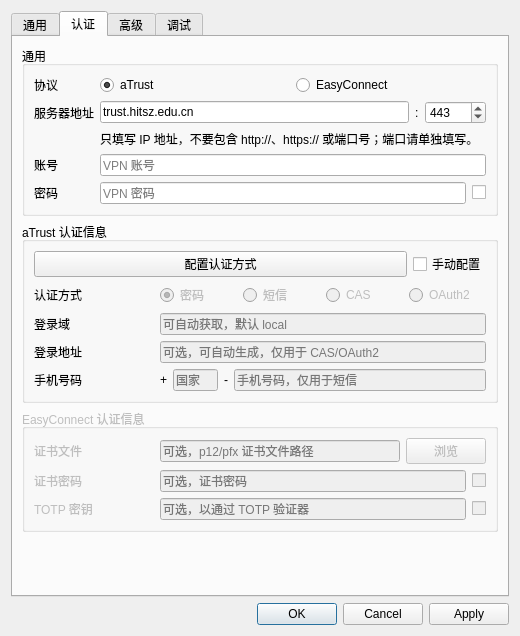
Before: the Qt Designer form presentation/dialogs/settingwindow/settingwindow.ui in ffxgamer/EZ4Connect-pro, drawn with Qt 5.
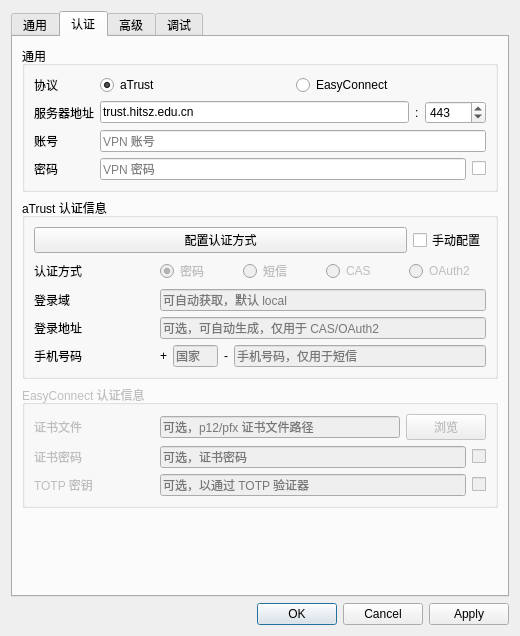
After: the same form once the commit is applied. The open tabs and pages were chosen to show the change.

The edit to the form file:
```diff
--- a/presentation/dialogs/settingwindow/settingwindow.ui
+++ b/presentation/dialogs/settingwindow/settingwindow.ui
@@ -281,15 +281,8 @@
             <property name="text">
              <string>trust.hitsz.edu.cn</string>
             </property>
-           </widget>
-          </item>
-          <item row="2" column="1" colspan="4">
-           <widget class="QLabel" name="serverAddressHintLabel">
-            <property name="text">
-             <string>只填写 IP 地址，不要包含 http://、https:// 或端口号；端口请单独填写。</string>
-            </property>
-            <property name="wordWrap">
-             <bool>true</bool>
+            <property name="placeholderText">
+             <string>例如：192.0.2.1</string>
             </property>
            </widget>
           </item>
@@ -314,21 +307,21 @@
             </item>
            </layout>
           </item>
-          <item row="3" column="1" colspan="4">
+          <item row="2" column="1" colspan="4">
            <widget class="QLineEdit" name="usernameLineEdit">
             <property name="placeholderText">
              <string>VPN 账号</string>
             </property>
            </widget>
           </item>
-          <item row="3" column="0">
+          <item row="2" column="0">
            <widget class="QLabel" name="commonTabLable2">
             <property name="text">
              <string>账号</string>
             </property>
            </widget>
           </item>
-          <item row="4" column="0">
+          <item row="3" column="0">
            <widget class="QLabel" name="commonTabLable3">
             <property name="text">
              <string>密码</string>
@@ -366,7 +359,7 @@
             </property>
            </widget>
           </item>
-          <item row="4" column="4">
+          <item row="3" column="4">
            <widget class="QCheckBox" name="passwordVisibleCheckBox">
             <property name="sizePolicy">
              <sizepolicy hsizetype="Fixed" vsizetype="Fixed">
@@ -379,7 +372,7 @@
             </property>
            </widget>
           </item>
-          <item row="4" column="1" colspan="3">
+          <item row="3" column="1" colspan="3">
            <widget class="QLineEdit" name="passwordLineEdit">
             <property name="echoMode">
              <enum>QLineEdit::EchoMode::Password</enum>
```
